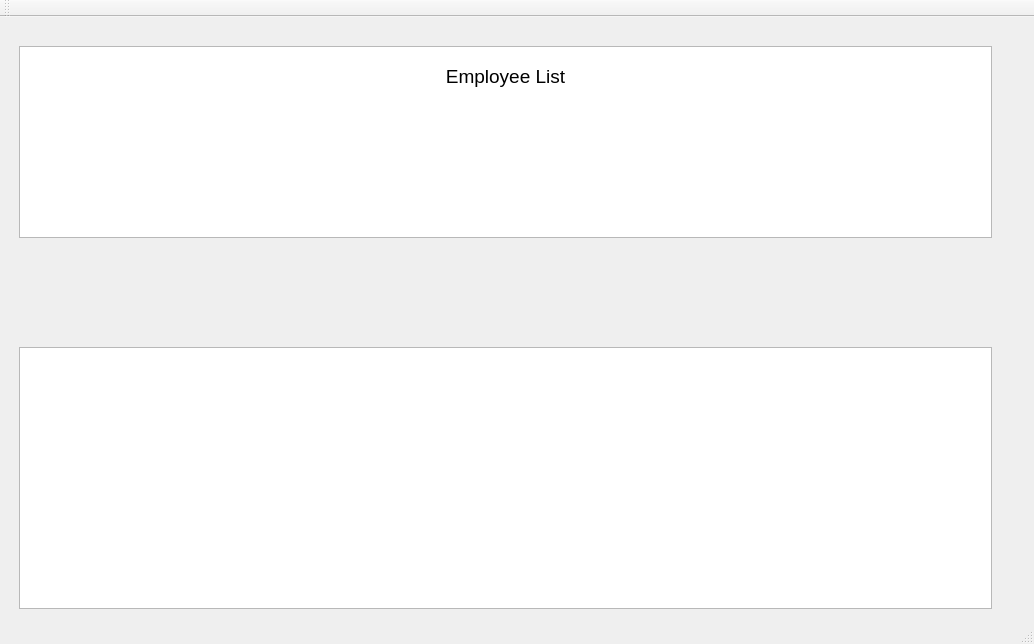
Old version of the form UI/forms/mainwindow.ui in the repository Kshitij1K/ShopInventoryManager.
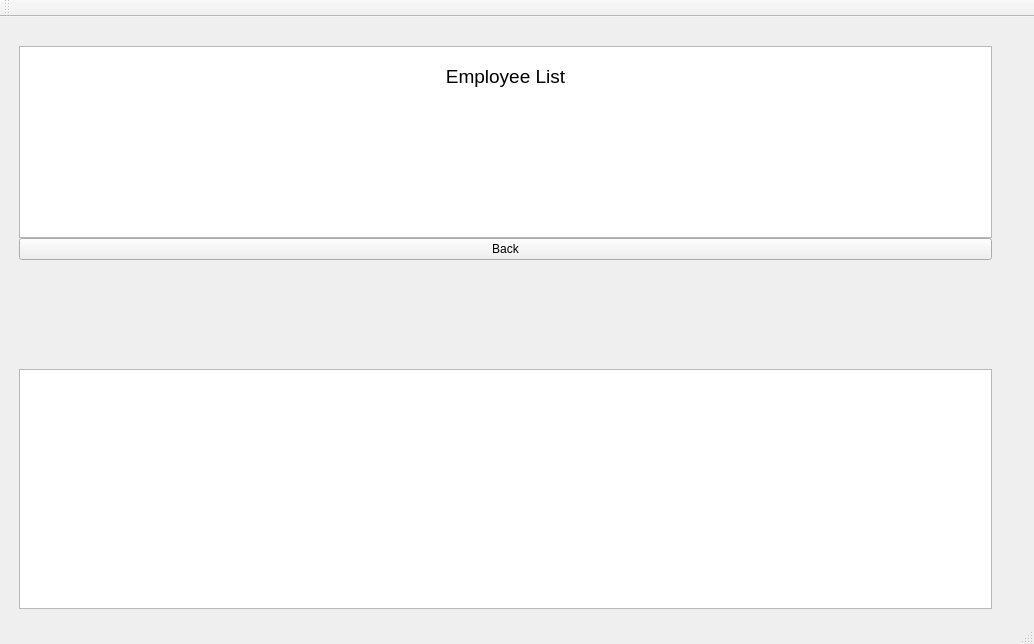
New version of the form. The open tabs and pages were chosen to show the change.

```diff
--- a/UI/forms/mainwindow.ui
+++ b/UI/forms/mainwindow.ui
@@ -281,7 +281,7 @@
        <widget class="QTableView" name="employee_list_table"/>
       </item>
       <item row="0" column="0">
-       <layout class="QVBoxLayout" name="verticalLayout_2" stretch="5">
+       <layout class="QVBoxLayout" name="verticalLayout_2" stretch="5,0">
         <property name="topMargin">
          <number>10</number>
         </property>
@@ -301,6 +301,13 @@
           </property>
          </widget>
         </item>
+        <item>
+         <widget class="QPushButton" name="employee_list_back_button">
+          <property name="text">
+           <string>Back</string>
+          </property>
+         </widget>
+        </item>
        </layout>
       </item>
      </layout>
```
Left out of the diff: 19 changed lines with no effect on the pictures.
